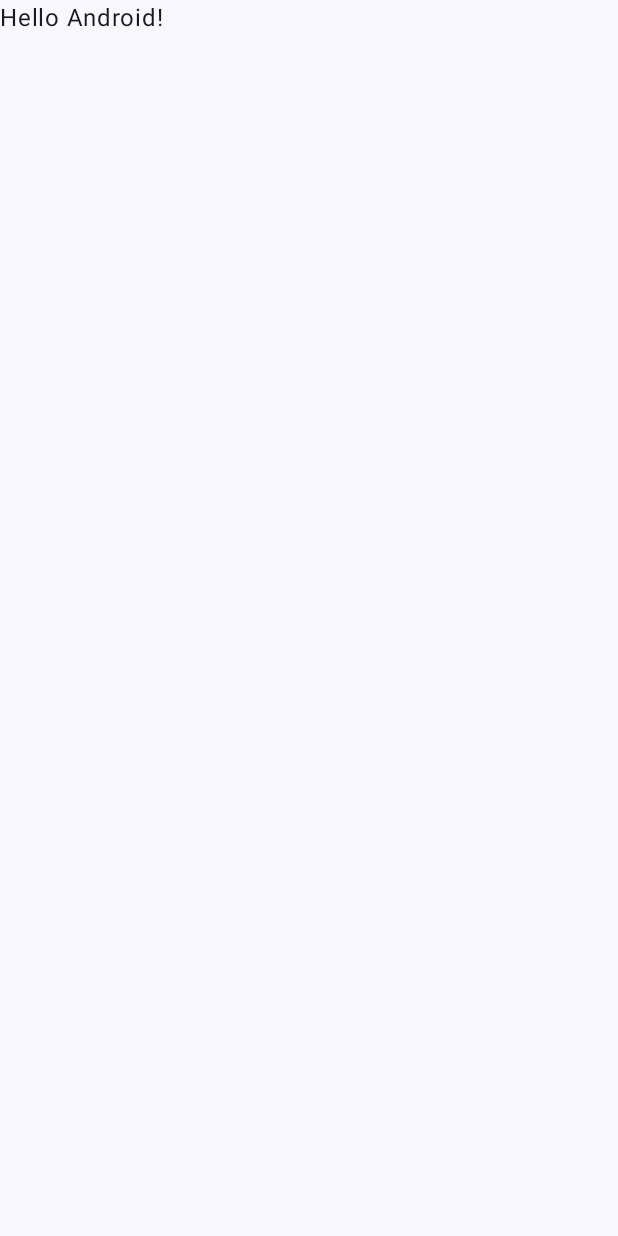
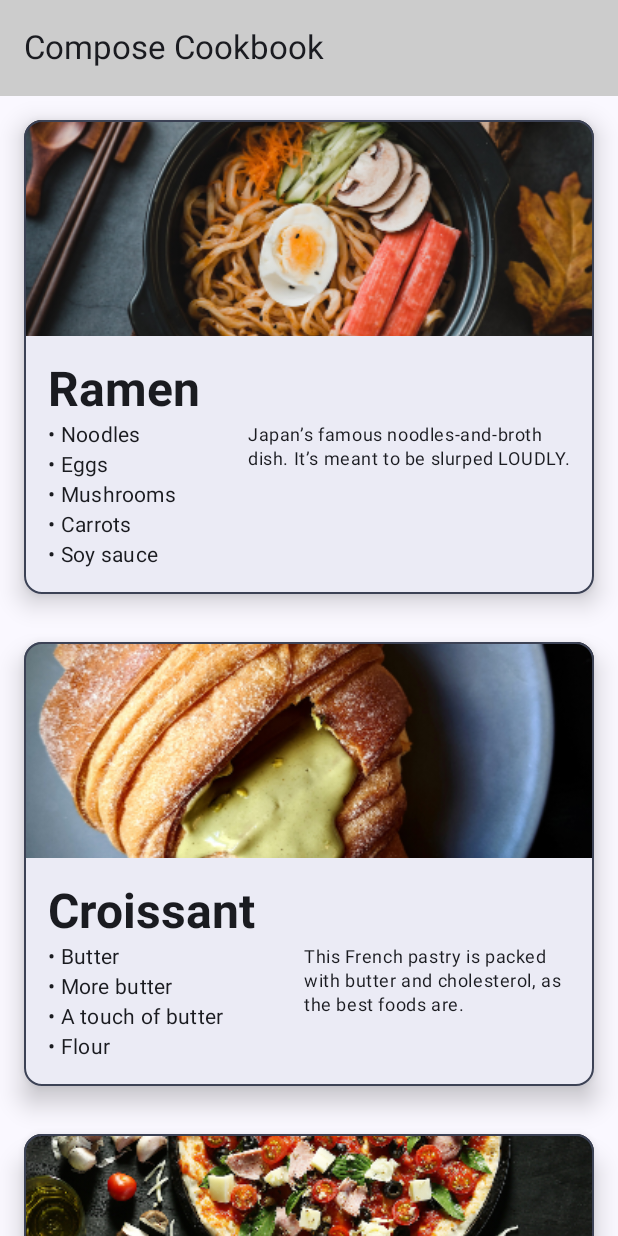
Before and after one commit to tochanenko/AndroidPlayground, an Android app built with Jetpack Compose: the screen it shows after launch (MainActivity), on a phone screen of 412 x 824 dp. Before the commit the screen is almost empty. Run offline under Robolectric (Android 15) with nearby library versions, the phone set to English and light mode, and no system bars.

Commit message:
Complete Recipe Card List

```diff
--- a/ComposeCookbook/starter/app/src/main/java/com/kodeco/composecookbook/MainActivity.kt
+++ b/ComposeCookbook/starter/app/src/main/java/com/kodeco/composecookbook/MainActivity.kt
@@ -3,12 +3,18 @@ package com.kodeco.composecookbook
 import android.os.Bundle
 import androidx.activity.ComponentActivity
 import androidx.activity.compose.setContent
+import androidx.compose.foundation.layout.Column
 import androidx.compose.foundation.layout.fillMaxSize
+import androidx.compose.material3.ExperimentalMaterial3Api
 import androidx.compose.material3.MaterialTheme
 import androidx.compose.material3.Surface
 import androidx.compose.material3.Text
+import androidx.compose.material3.TopAppBar
+import androidx.compose.material3.TopAppBarDefaults
 import androidx.compose.runtime.Composable
 import androidx.compose.ui.Modifier
+import androidx.compose.ui.graphics.Color
+import androidx.compose.ui.platform.testTag
 import androidx.compose.ui.tooling.preview.Preview
 import com.kodeco.composecookbook.ui.theme.ComposeCookbookTheme
 
@@ -22,25 +28,35 @@ class MainActivity : ComponentActivity() {
                     modifier = Modifier.fillMaxSize(),
                     color = MaterialTheme.colorScheme.background
                 ) {
-                    Greeting("Android")
+                    Cookbook()
                 }
             }
         }
     }
 }
 
+@OptIn(ExperimentalMaterial3Api::class)
 @Composable
-fun Greeting(name: String, modifier: Modifier = Modifier) {
-    Text(
-        text = "Hello $name!",
-        modifier = modifier
-    )
+fun Cookbook() {
+    Column(modifier = Modifier.fillMaxSize()) {
+        TopAppBar(
+            title = {
+                Text(
+                    text = "Compose Cookbook",
+                    modifier = Modifier.testTag("topAbbBarText")
+                )
+            },
+            colors = TopAppBarDefaults.topAppBarColors(containerColor = Color.LightGray),
+            modifier = Modifier.testTag("topAppBar")
+        )
+        RecipeList(recipes = defaultRecipes)
+    }
 }
 
 @Preview(showBackground = true)
 @Composable
-fun GreetingPreview() {
+fun CookbookPreview() {
     ComposeCookbookTheme {
-        Greeting("Android")
+        Cookbook()
     }
 }
--- /dev/null
+++ b/ComposeCookbook/starter/app/src/main/java/com/kodeco/composecookbook/Recipe.kt
@@ -0,0 +1,10 @@
+package com.kodeco.composecookbook
+
+import androidx.annotation.DrawableRes
+
+data class Recipe (
+    @DrawableRes val imageResource: Int,
+    val title: String,
+    val ingredients: List<String>,
+    val description: String
+)
--- /dev/null
+++ b/ComposeCookbook/starter/app/src/main/java/com/kodeco/composecookbook/RecipeCard.kt
@@ -0,0 +1,71 @@
+package com.kodeco.composecookbook
+
+import androidx.compose.foundation.BorderStroke
+import androidx.compose.foundation.Image
+import androidx.compose.foundation.layout.Column
+import androidx.compose.foundation.layout.Row
+import androidx.compose.foundation.layout.Spacer
+import androidx.compose.foundation.layout.fillMaxWidth
+import androidx.compose.foundation.layout.height
+import androidx.compose.foundation.layout.padding
+import androidx.compose.foundation.shape.RoundedCornerShape
+import androidx.compose.material3.MaterialTheme
+import androidx.compose.material3.Surface
+import androidx.compose.material3.Text
+import androidx.compose.runtime.Composable
+import androidx.compose.ui.Modifier
+import androidx.compose.ui.layout.ContentScale
+import androidx.compose.ui.res.painterResource
+import androidx.compose.ui.text.font.FontWeight
+import androidx.compose.ui.tooling.preview.Preview
+import androidx.compose.ui.unit.dp
+
+@Composable
+fun RecipeCard(recipe: Recipe, modifier: Modifier) {
+    Surface(
+        color = MaterialTheme.colorScheme.surface,
+        border = BorderStroke(1.dp, MaterialTheme.colorScheme.secondary),
+        shape = RoundedCornerShape(12.dp),
+        tonalElevation = 2.dp,
+        shadowElevation = 10.dp,
+        modifier = modifier
+    ) {
+        Column(modifier = Modifier.fillMaxWidth()) {
+            Image(
+                painterResource(recipe.imageResource),
+                contentDescription = recipe.title,
+                contentScale = ContentScale.Crop,
+                modifier = Modifier
+                    .fillMaxWidth()
+                    .height(144.dp)
+            )
+            Row {
+                Column(modifier = Modifier.padding(16.dp)) {
+                    Text(
+                        recipe.title,
+                        style = MaterialTheme.typography.headlineLarge,
+                        fontWeight = FontWeight(700)
+                    )
+                    for (ingredient in recipe.ingredients)
+                        Text(
+                            text = "• $ingredient",
+                            style = MaterialTheme.typography.bodyMedium
+                        )
+                }
+                Column(modifier = Modifier.padding(16.dp)) {
+                    Spacer(modifier = Modifier.height(42.dp))
+                    Text(
+                        recipe.description,
+                        style = MaterialTheme.typography.bodySmall
+                    )
+                }
+            }
+        }
+    }
+}
+
+@Composable
+@Preview
+fun RecipeCardPreview() {
+    RecipeCard(recipe = defaultRecipes[0], modifier = Modifier.padding(16.dp))
+}
--- /dev/null
+++ b/ComposeCookbook/starter/app/src/main/java/com/kodeco/composecookbook/RecipeList.kt
@@ -0,0 +1,24 @@
+package com.kodeco.composecookbook
+
+import androidx.compose.foundation.layout.padding
+import androidx.compose.foundation.lazy.LazyColumn
+import androidx.compose.foundation.lazy.items
+import androidx.compose.runtime.Composable
+import androidx.compose.ui.Modifier
+import androidx.compose.ui.tooling.preview.Preview
+import androidx.compose.ui.unit.dp
+
+@Composable
+fun RecipeList(recipes: List<Recipe>) {
+    LazyColumn {
+        items(recipes) {
+            RecipeCard(it, Modifier.padding(16.dp))
+        }
+    }
+}
+
+@Composable
+@Preview
+fun RecipeListPreview() {
+    RecipeList(defaultRecipes)
+}
--- /dev/null
+++ b/ComposeCookbook/starter/app/src/main/java/com/kodeco/composecookbook/Recipes.kt
@@ -0,0 +1,40 @@
+package com.kodeco.composecookbook
+
+val defaultRecipes = listOf(
+    Recipe(
+        imageResource = R.drawable.noodles,
+        title = "Ramen",
+        ingredients = listOf("Noodles", "Eggs", "Mushrooms", "Carrots", "Soy sauce"),
+        description = "Japan’s famous noodles-and-broth dish. It’s meant to be slurped LOUDLY."
+    ),
+    Recipe(
+        imageResource = R.drawable.croissant,
+        title = "Croissant",
+        ingredients = listOf("Butter", "More butter", "A touch of butter", "Flour"),
+        description = "This French pastry is packed with butter and cholesterol, as the best foods are."
+    ),
+    Recipe(
+        imageResource = R.drawable.pizza,
+        title = "Pizza",
+        ingredients = listOf("Pizza dough", "Tomatoes", "Cheese", "Spinach", "Love"),
+        description = "The official food of late-night coding sessions. Millions of programmers can’t be wrong!"
+    ),
+    Recipe(
+        imageResource = R.drawable.produce,
+        title = "Veggie Medley",
+        ingredients = listOf("Vegetables"),
+        description = "We had to put something healthy on the menu..."
+    ),
+    Recipe(
+        imageResource = R.drawable.salad_egg,
+        title = "Egg Salad",
+        ingredients = listOf("Eggs", "Mayonnaise", "Paprika", "Mustard"),
+        description = "It’s really just eggs in tasty, creamy goo. The vegetables in the photo are just for show."
+    ),
+    Recipe(
+        imageResource = R.drawable.smoothie,
+        title= "Fruit Smoothie",
+        ingredients = listOf("Banana", "Kiwi", "Milk", "Cream", "Ice", "Flax seed"),
+        description = "The healthy version of a milkshake. We’ll have a REAL milkshake later."
+    )
+)
```
